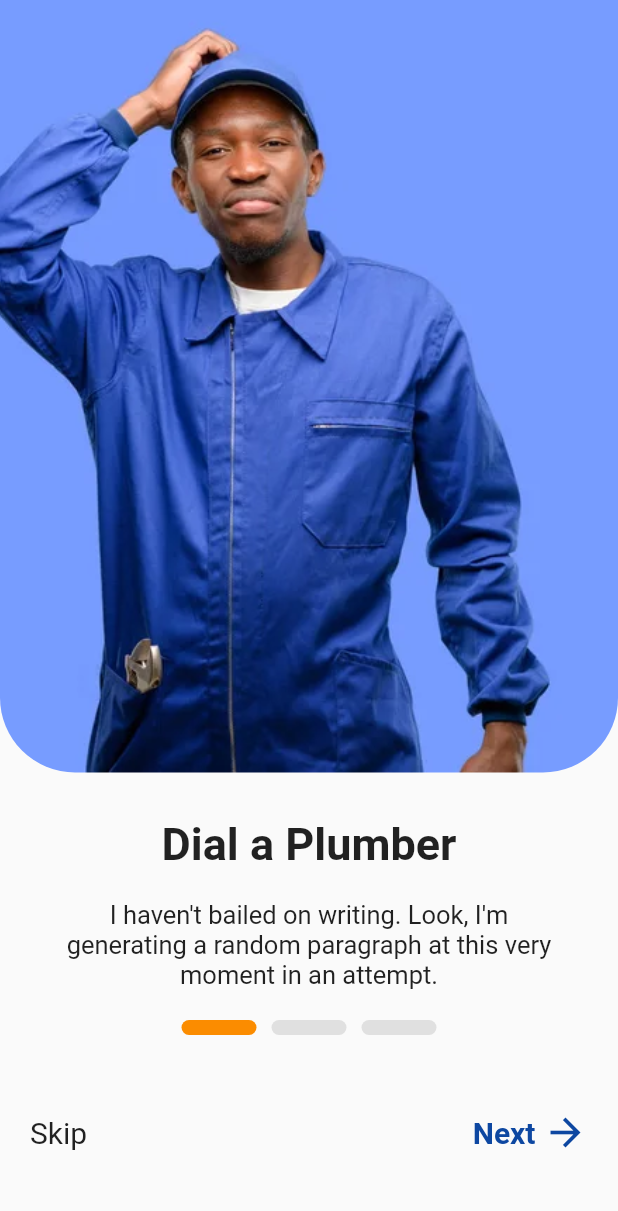
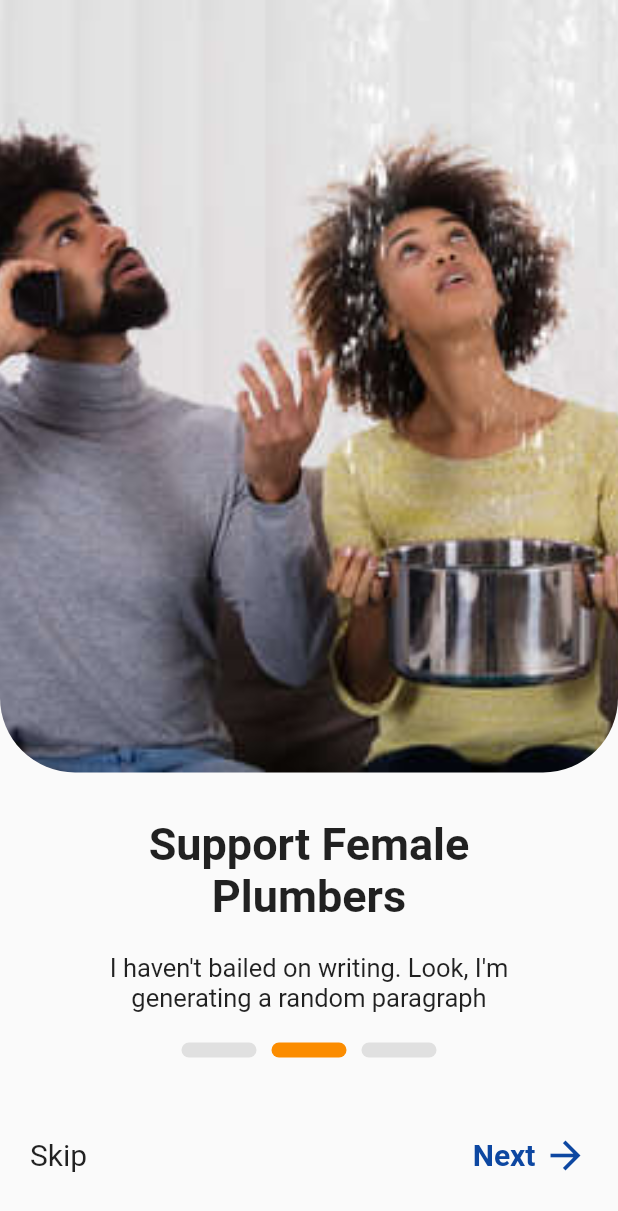
Before and after one commit to parlgy/Dial_A_Plumber, a Flutter app: the screen it shows after launch, on a phone screen of 412 x 824 dp. Shown: the top 1211 px of the screen. Run offline on Flutter 3.47's test engine with Material 2 defaults, Android fonts, the phone set to English and light mode, and no system bars.

Commit message:
completed onboardinscreen two

```diff
--- a/lib/config/app_router.dart
+++ b/lib/config/app_router.dart
@@ -1,4 +1,4 @@
-import 'package:dial_a_plumber/pages/onboarding.dart/onboardingscreen_one.dart';
+import 'package:dial_a_plumber/pages/onboarding/onboardingscreen_one.dart';
 import 'package:dial_a_plumber/pages/pages.dart';
 import 'package:flutter/material.dart';
 
@@ -20,6 +20,9 @@ class AppRouter {
       case OnboardingScreenOne.routeName:
         return OnboardingScreenOne.route();
 
+      case OnboardingScreenTwo.routeName:
+        return OnboardingScreenTwo.route();
+
       default:
         return _errorRoute();
     }
--- a/lib/main.dart
+++ b/lib/main.dart
@@ -1,4 +1,3 @@
-import 'package:dial_a_plumber/pages/onboarding.dart/onboardingscreen_one.dart';
 import 'package:flutter/material.dart';
 import 'config/app_router.dart';
 import 'pages/pages.dart';
@@ -20,7 +19,7 @@ class MyApp extends StatelessWidget {
         primarySwatch: Colors.blue,
       ),
       onGenerateRoute: AppRouter.onGenerateRoute,
-      initialRoute: OnboardingScreenOne.routeName,
+      initialRoute: OnboardingScreenTwo.routeName,
       // home: const LandingScreen(),
     );
   }
--- /dev/null
+++ b/lib/pages/onboarding/onboardingscreen_two.dart
@@ -0,0 +1,143 @@
+import 'package:flutter/material.dart';
+
+class OnboardingScreenTwo extends StatefulWidget {
+  const OnboardingScreenTwo({super.key});
+
+  static const String routeName = '/onboardingScreenTwo';
+
+  static Route route() {
+    return MaterialPageRoute(
+      settings: const RouteSettings(name: routeName),
+      builder: (context) => const OnboardingScreenTwo(),
+    );
+  }
+
+  @override
+  State<OnboardingScreenTwo> createState() => _OnboardingScreenTwoState();
+}
+
+class _OnboardingScreenTwoState extends State<OnboardingScreenTwo> {
+  @override
+  Widget build(BuildContext context) {
+    return Scaffold(
+      body: SingleChildScrollView(
+        child: Center(
+          child: Column(
+            children: [
+              Container(
+                height: MediaQuery.of(context).size.height / 1.6,
+                decoration: const BoxDecoration(
+                  borderRadius: BorderRadius.only(
+                    bottomLeft: Radius.circular(50),
+                    bottomRight: Radius.circular(50),
+                  ),
+                  image: DecorationImage(
+                    image: AssetImage('assets/images/onboarding1.jpg'),
+                    fit: BoxFit.cover,
+                  ),
+                ),
+              ),
+              const SizedBox(
+                height: 30,
+              ),
+              Container(
+                margin: const EdgeInsets.only(left: 40, right: 40),
+                child: const Text(
+                  'Support Female Plumbers',
+                  textAlign: TextAlign.center,
+                  style: TextStyle(
+                    fontSize: 30,
+                    fontWeight: FontWeight.bold,
+                  ),
+                ),
+              ),
+              const SizedBox(
+                height: 20,
+              ),
+              Container(
+                margin: const EdgeInsets.only(left: 40, right: 40),
+                child: const Text(
+                  'I haven\'t bailed on writing. Look, I\'m generating a random paragraph',
+                  textAlign: TextAlign.center,
+                  style: TextStyle(fontSize: 17),
+                ),
+              ),
+              const SizedBox(
+                height: 20,
+              ),
+              Row(
+                mainAxisAlignment: MainAxisAlignment.center,
+                children: [
+                  Container(
+                    height: 10,
+                    width: 50,
+                    decoration: BoxDecoration(
+                      color: Colors.grey[300],
+                      borderRadius: BorderRadius.circular(10),
+                    ),
+                  ),
+                  const SizedBox(
+                    width: 10,
+                  ),
+                  Container(
+                    height: 10,
+                    width: 50,
+                    decoration: BoxDecoration(
+                      color: Colors.orange[600],
+                      borderRadius: BorderRadius.circular(10),
+                    ),
+                  ),
+                  const SizedBox(
+                    width: 10,
+                  ),
+                  Container(
+                    height: 10,
+                    width: 50,
+                    decoration: BoxDecoration(
+                      color: Colors.grey[300],
+                      borderRadius: BorderRadius.circular(10),
+                    ),
+                  )
+                ],
+              ),
+              const SizedBox(
+                height: 50,
+              ),
+              Container(
+                margin: const EdgeInsets.only(left: 20, right: 20),
+                // height: MediaQuery.of(context).size.height / 5,
+                child: Row(
+                  children: [
+                    const Text(
+                      'Skip',
+                      style: TextStyle(fontSize: 20),
+                    ),
+                    Expanded(child: Container()),
+                    Row(
+                      children: [
+                        Text(
+                          'Next',
+                          style: TextStyle(
+                            fontSize: 20,
+                            fontWeight: FontWeight.bold,
+                            color: Colors.blue[900],
+                          ),
+                        ),
+                        const SizedBox(width: 5),
+                        Icon(
+                          Icons.arrow_forward,
+                          size: 30,
+                          color: Colors.blue[900],
+                        ),
+                      ],
+                    )
+                  ],
+                ),
+              )
+            ],
+          ),
+        ),
+      ),
+    );
+  }
+}
--- a/lib/pages/pages.dart
+++ b/lib/pages/pages.dart
@@ -3,3 +3,5 @@ export 'landingpage.dart';
 export 'pagewidgets.dart';
 export 'registration/signupscreen.dart';
 export 'registration/signinscreen.dart';
+export 'onboarding/onboardingscreen_one.dart';
+export 'onboarding/onboardingscreen_two.dart';
```
Also changed, not shown: lib/pages/onboarding/onboardingscreen_one.dart (renamed from lib/pages/onboarding.dart/onboardingscreen_one.dart).
